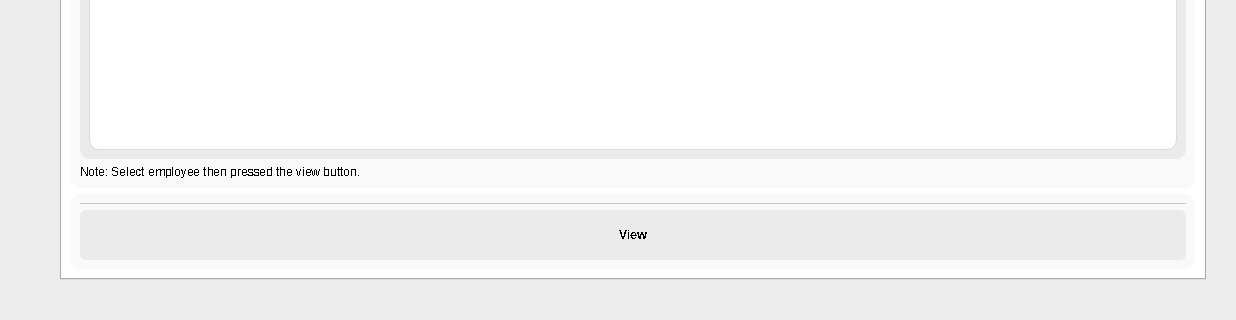
Old version of the form EALS UI/v0.6/ui/hr.ui in the repository maeven-tapa/cpet8_group8_workspace; both pictures show x 0 to 1236 and y 524 to 844 of the 1236 by 844 pixel window.
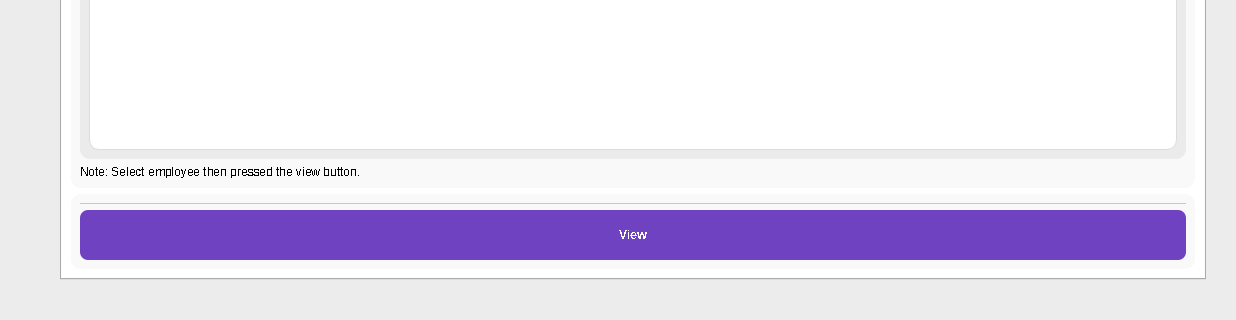
New version of the form. The open tabs and pages were chosen to show the change. Icons and pictures are not drawn.

```diff
--- a/EALS UI/v0.6/ui/hr.ui
+++ b/EALS UI/v0.6/ui/hr.ui
@@ -1220,8 +1220,8 @@
                    </property>
                    <property name="font">
                     <font>
+                     <bold>true</bold>
                      <stylestrategy>NoAntialias</stylestrategy>
-                     <fontweight>DemiBold</fontweight>
                     </font>
                    </property>
                    <property name="cursor">
@@ -1231,22 +1231,25 @@
                     <string>Display detailed information for the selected account</string>
                    </property>
                    <property name="styleSheet">
-                    <string notr="true">    QPushButton {
-	background-color: rgb(235, 235, 235);
-	color: rgb(0, 0, 0);
-        border: none;
-        border-radius: 6px;
-        padding: 8px 18px;
-        font-weight: 600;
-    }
-    QPushButton:hover {
-		background-color: rgb(0, 122, 255);
-		color: rgb(255, 255, 255);
-    }
-    QPushButton:pressed {
-	background-color: rgb(0, 113, 234);
-		color: rgb(255, 255, 255);
-    }</string>
+                    <string notr="true">QPushButton {
+    background-color: #6F42C1;
+    color: white;
+    border: none;
+    border-radius: 8px;
+    padding: 8px 16px;
+    font-weight: bold;
+}
+
+QPushButton:hover {
+    background-color: #5A36A3;
+    text-decoration: underline;
+}
+
+QPushButton:pressed {
+    background-color: #4E2F8F;
+    text-decoration: underline;
+}
+</string>
                    </property>
                    <property name="text">
                     <string>View</string>
```
Left out of the diff: 18 changed lines with no effect on the pictures.
